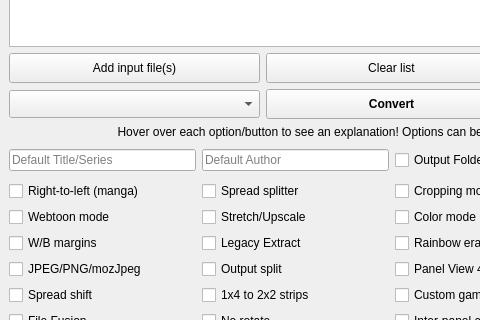
Qt form gui/KCC.ui (ciromattia/kcc) before a commit; both pictures show x 0 to 480 and y 124 to 444 of the 783 by 767 pixel window.
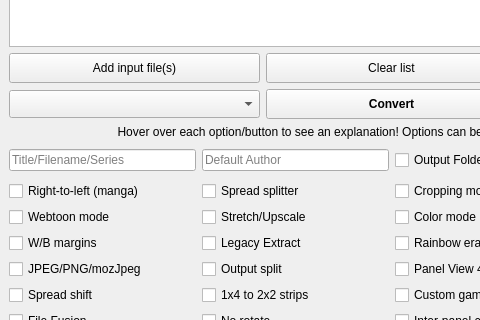
The same form after that commit. Icons and pictures are not drawn.

Commit message:
Add --filename option, revert metadata title changes filename (#1523)
* metadata title filename doesn't change filename [13.0.0 regression]

* fix fusion case

* adjust ui

* revert 13.0.2 changes

* update readme

Diff of the .ui file:
```diff
--- a/gui/KCC.ui
+++ b/gui/KCC.ui
@@ -920,7 +920,7 @@
 For multiple files, will enumerate the titles and filenames, e.g. Series 01, Series 02, etc.</string>
          </property>
          <property name="placeholderText">
-          <string>Default Title/Series</string>
+          <string>Title/Filename/Series</string>
          </property>
          <property name="clearButtonEnabled">
           <bool>false</bool>
```
The commit also changes 4 other files.
